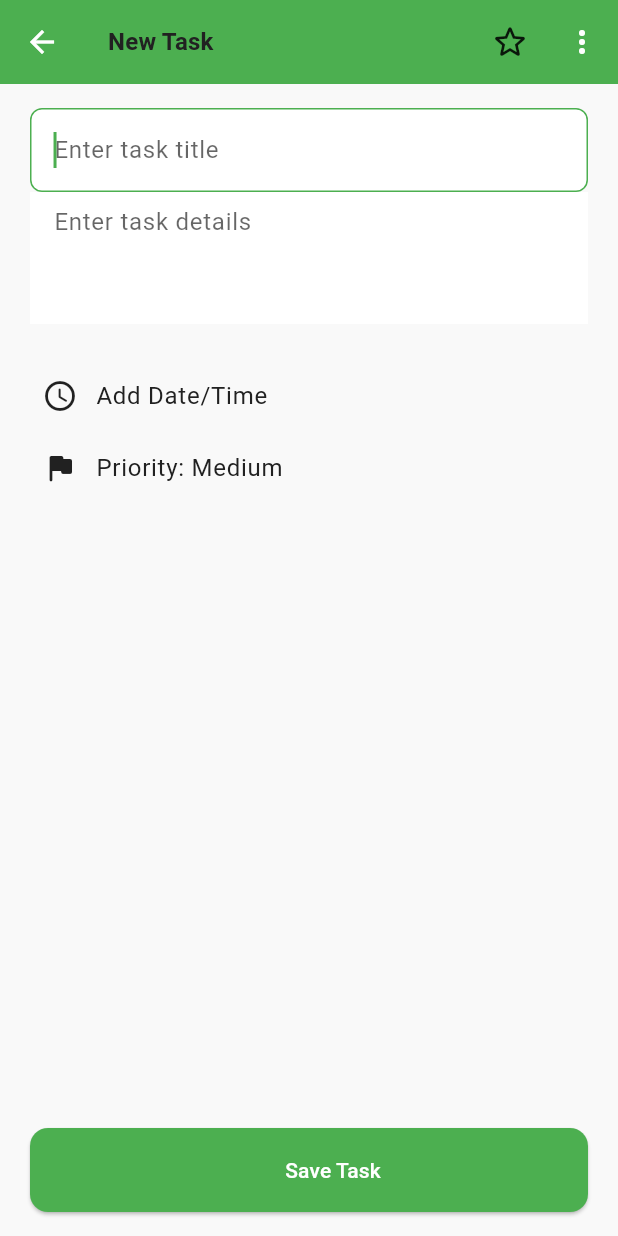
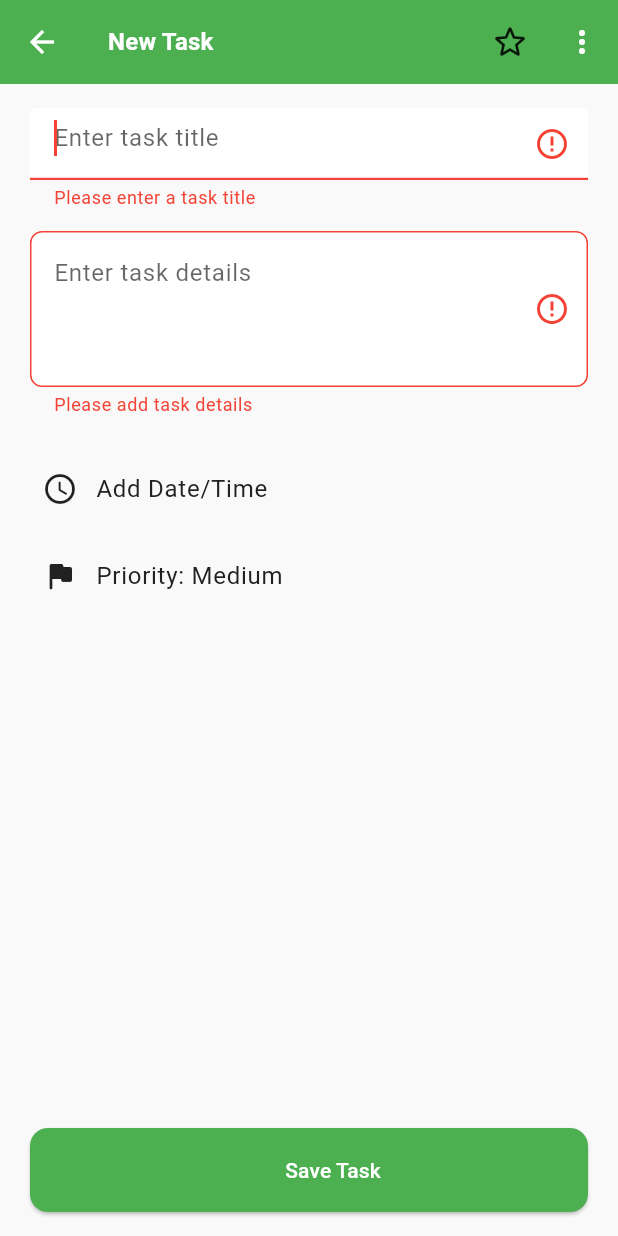
Before and after one commit to MehedisGits/Taskly, a Flutter app: the AddNewTasksScreen screen opened by its route, after a tap on "Save Task", on a phone screen of 412 x 824 dp. Run offline on Flutter 3.47's test engine with Material 3 defaults, Android fonts, the light colour scheme and no system bars; our stand-ins replace connectivity_plus, device_preview, dio, get, shared_preferences; missing offline and left inert: dart_jsonwebtoken; accounts and stored records are empty.

Commit message:
Readability, scalability and Functionality Updated

```diff
--- a/lib/controllers/add_new_task_controller.dart
+++ b/lib/controllers/add_new_task_controller.dart
@@ -1,10 +1,12 @@
 import 'package:flutter/material.dart';
 import 'package:get/get.dart';
 import 'package:intl/intl.dart';
+import 'package:taskly/services/api_services.dart';
 
 import '../models/task_model.dart';
 
 class TaskController extends GetxController {
+  final ApiServices apiServices = Get.put(ApiServices());
   // Observable Variables
   final Rx<String> selectedPriority = 'Medium'.obs;
   final Rx<DateTime?> selectedDate = Rx<DateTime?>(null);
@@ -53,6 +55,10 @@ class TaskController extends GetxController {
     selectedDate.value = null;
     selectedTime.value = null;
   }
+
+  ////////////////////////////
+  //// If Task Exist
+  ////////////////////////////
 
   /// Initialize the controller with an existing task.
   void initializeWithTask(TaskData task) {
@@ -121,6 +127,11 @@ class TaskController extends GetxController {
     try {
       // Simulate network delay
       await Future.delayed(const Duration(seconds: 2));
+      final Map<String, dynamic> taskData ={
+        'title' : titleController.text.toString(),
+        'description' : descriptionController.text.toString()
+      };
+      await apiServices.createTask(taskData: taskData);
       // Uncomment the following line to simulate an error:
       // throw Exception("Failed to add task");
     } catch (error) {
--- a/lib/controllers/task_list_controller.dart
+++ b/lib/controllers/task_data_controller.dart
@@ -3,7 +3,7 @@ import 'package:get/get.dart';
 import 'package:shared_preferences/shared_preferences.dart';
 import 'package:taskly/services/api_services.dart';
 
-class TaskListController extends GetxController {
+class TaskDataController extends GetxController {
   // Observable for task data
   final Rx<Map<String, dynamic>?> taskData = Rx<Map<String, dynamic>?>(null);
   final RxBool isEmpty = false.obs; // To track if the task list is empty
--- a/lib/modules/tasks/add_or_edit_tasks.dart
+++ b/lib/modules/tasks/add_or_edit_tasks.dart
@@ -1,7 +1,7 @@
 import 'package:flutter/material.dart';
 import 'package:get/get.dart';
+import 'package:taskly/controllers/add_new_task_controller.dart'; // Contains TaskController
 import 'package:taskly/controllers/date_time_controller.dart';
-import 'package:taskly/controllers/add_new_task_controller.dart'; // Contains TaskController
 import 'package:taskly/models/task_model.dart'; // Contains TaskData and DateTimePair
 import 'package:taskly/widgets/date_time_picker.dart';
 import 'package:taskly/widgets/priority_selector.dart';
@@ -39,9 +39,11 @@ class AddNewTasksScreen extends StatelessWidget {
             crossAxisAlignment: CrossAxisAlignment.start,
             children: [
               _buildTitleField(context),
+              const SizedBox(height: 14),
               _buildDescriptionField(context),
               const SizedBox(height: 24),
               _buildDateTimeOption(context),
+              const SizedBox(height: 10),
               _buildPriorityOption(context),
               const Spacer(),
               _buildSubmitButton(context),
@@ -58,7 +60,8 @@ class AddNewTasksScreen extends StatelessWidget {
       backgroundColor: context.theme.appBarTheme.backgroundColor,
       title: Text(
         taskData == null ? AppStrings.newTask : AppStrings.editTask,
-        style: context.textTheme.titleMedium?.copyWith(fontWeight: FontWeight.w600),
+        style: context.textTheme.titleMedium
+            ?.copyWith(fontWeight: FontWeight.w600, color: Colors.white),
       ),
       actions: [
         _buildImportanceButton(context),
@@ -71,7 +74,9 @@ class AddNewTasksScreen extends StatelessWidget {
     return Obx(
       () => IconButton(
         icon: Icon(
-          controller.isImportant.value ? Icons.star_rounded : Icons.star_outline_rounded,
+          controller.isImportant.value
+              ? Icons.star_rounded
+              : Icons.star_outline_rounded,
           color: controller.isImportant.value
               ? AppColors.importantStar
               : context.theme.iconTheme.color,
@@ -105,7 +110,8 @@ class AddNewTasksScreen extends StatelessWidget {
               children: [
                 const Icon(Icons.delete_outline, size: 20, color: Colors.red),
                 const SizedBox(width: 12),
-                Text(AppStrings.deleteTask, style: const TextStyle(color: Colors.red)),
+                Text(AppStrings.deleteTask,
+                    style: const TextStyle(color: Colors.red)),
               ],
             ),
           ),
@@ -114,15 +120,20 @@ class AddNewTasksScreen extends StatelessWidget {
   }
 
   Widget _buildTitleField(BuildContext context) {
-    return TextField(
+    return Obx(
+      () => TextField(
         controller: controller.titleController,
         autofocus: true,
-      style: context.textTheme.titleMedium?.copyWith(fontWeight: FontWeight.w500),
+        style: context.textTheme.titleMedium
+            ?.copyWith(fontWeight: FontWeight.w500),
         decoration: InputDecoration(
           hintText: AppStrings.taskTitleHint,
           border: InputBorder.none,
-        hintStyle: context.textTheme.bodyLarge?.copyWith(color: context.theme.hintColor),
-        errorText: controller.titleError.value.isNotEmpty ? controller.titleError.value : null,
+          hintStyle: context.textTheme.bodyLarge
+              ?.copyWith(color: context.theme.hintColor),
+          errorText: controller.titleError.value.isNotEmpty
+              ? controller.titleError.value
+              : null,
           errorStyle: const TextStyle(color: AppColors.errorRed),
           focusedErrorBorder: UnderlineInputBorder(
             borderSide: BorderSide(color: AppColors.errorRed, width: 1.5),
@@ -131,19 +142,24 @@ class AddNewTasksScreen extends StatelessWidget {
               ? const Icon(Icons.error_outline, color: AppColors.errorRed)
               : null,
         ),
+      ),
     );
   }
 
   Widget _buildDescriptionField(BuildContext context) {
-    return TextField(
+    return Obx(
+      () => TextField(
         controller: controller.descriptionController,
         maxLines: 3,
         style: context.textTheme.bodyLarge,
         decoration: InputDecoration(
           hintText: AppStrings.taskDetailsHint,
           border: InputBorder.none,
-        hintStyle: context.textTheme.bodyLarge?.copyWith(color: context.theme.hintColor),
-        errorText: controller.descriptionError.value.isNotEmpty ? controller.descriptionError.value : null,
+          hintStyle: context.textTheme.bodyLarge
+              ?.copyWith(color: context.theme.hintColor),
+          errorText: controller.descriptionError.value.isNotEmpty
+              ? controller.descriptionError.value
+              : null,
           errorStyle: const TextStyle(color: AppColors.errorRed),
           focusedErrorBorder: UnderlineInputBorder(
             borderSide: BorderSide(color: AppColors.errorRed, width: 1.5),
@@ -151,6 +167,7 @@ class AddNewTasksScreen extends StatelessWidget {
           suffixIcon: controller.descriptionError.value.isNotEmpty
               ? const Icon(Icons.error_outline, color: AppColors.errorRed)
               : null,
+        ),
       ),
     );
   }
@@ -190,10 +207,15 @@ class AddNewTasksScreen extends StatelessWidget {
                   )
                 : const Icon(Icons.check_rounded, size: 24),
             label: Text(
-          controller.isLoading.value ? AppStrings.saving : AppStrings.saveTask,
-          style: context.textTheme.labelLarge?.copyWith(color: Colors.white),
+              controller.isLoading.value
+                  ? AppStrings.saving
+                  : AppStrings.saveTask,
+              style:
+                  context.textTheme.labelLarge?.copyWith(color: Colors.white),
             ),
-        onPressed: controller.isLoading.value ? null : () => controller.submitForm(context),
+            onPressed: controller.isLoading.value
+                ? null
+                : () => controller.submitForm(context),
             style: ElevatedButton.styleFrom(
               backgroundColor: AppColors.primaryColor,
               padding: const EdgeInsets.symmetric(vertical: 16),
@@ -223,7 +245,8 @@ class AddNewTasksScreen extends StatelessWidget {
     showModalBottomSheet(
       context: context,
       builder: (context) => Padding(
-        padding: EdgeInsets.only(bottom: MediaQuery.of(context).viewInsets.bottom),
+        padding:
+            EdgeInsets.only(bottom: MediaQuery.of(context).viewInsets.bottom),
         child: PrioritySelector(
           selectedPriority: controller.selectedPriority.value,
           onPrioritySelected: (priority) {
--- a/lib/services/api_services.dart
+++ b/lib/services/api_services.dart
@@ -56,6 +56,12 @@ class ApiServices {
     return getRequest(endpoint: endpoint, token: token);
   }
 
+  /// create tasks by status using POST request
+  Future<Map<String, dynamic>> createTask({required Map<String, dynamic> taskData}) async {
+    final endpoint = 'createTask';
+    return postRequest(endpoint: endpoint, data: taskData);
+  }
+
   /// Check if the status code indicates a successful request
   bool _isSuccessful(int? statusCode) {
     return statusCode == 200 || statusCode == 201;
--- a/lib/views/dashboard.dart
+++ b/lib/views/dashboard.dart
@@ -2,7 +2,7 @@ import 'package:connectivity_plus/connectivity_plus.dart';
 import 'package:flutter/material.dart';
 import 'package:get/get.dart';
 import 'package:taskly/core/routes.dart';
-import '../controllers/task_list_controller.dart';
+import '../controllers/task_data_controller.dart';
 import '../utils/get_device_type.dart';
 import '../utils/responsive_size.dart';
 import '../widgets/custom_app_bar.dart';
@@ -14,8 +14,8 @@ class DashboardScreen extends StatelessWidget {
   final RxInt selectedCategoryIndex = 0.obs;
   final RxBool searchBarClicked = false.obs;
 
-  final TaskListController taskListController =
-      Get.put(TaskListController()); // Initialize TaskListController
+  final TaskDataController taskListController =
+      Get.put(TaskDataController()); // Initialize TaskListController
   final List<String> categories = [
     'New',
     'Cancelled',
```
Also changed, not shown: lib/main.dart (+0 -7 lines), lib/controllers/task_controller.dart (deleted). Lines whose indentation alone changed are shown as unchanged.
